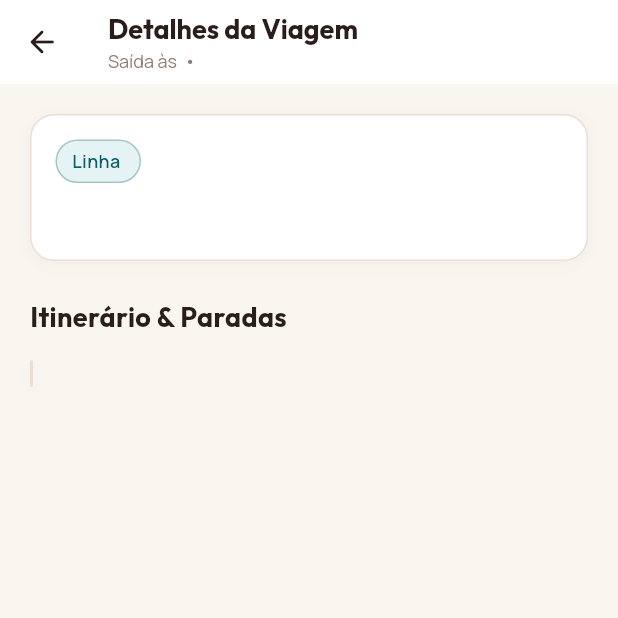
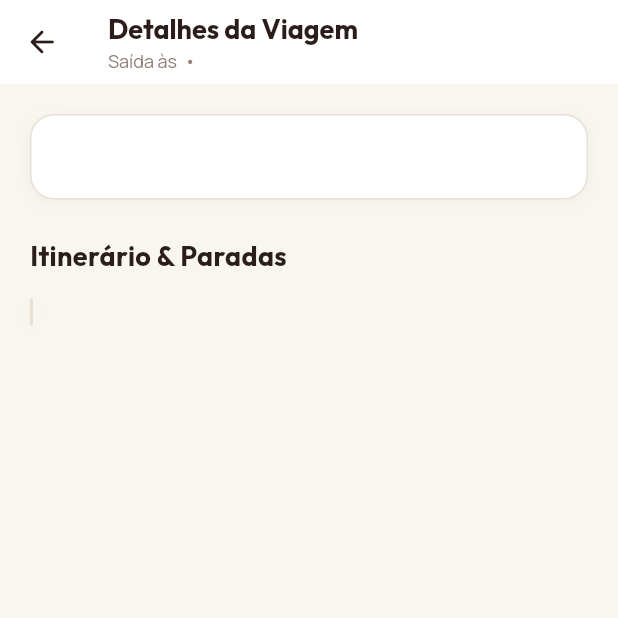
Before and after one commit to Liedson1/Passai, a Flutter app: the DetalhesViagemPage screen opened directly with empty values, on a phone screen of 412 x 824 dp, the top half of it. Run offline on Flutter 3.47's test engine with Material 3 defaults, Android fonts, the phone set to English and light mode, and no system bars; our stand-ins replace flutter_riverpod, go_router, supabase_flutter; missing offline and left inert: dart:js_interop; accounts and stored records are empty.

Commit message:
refactor(detalhes): remover badge redundante de codigo e exibir rota e preco diretamente

```diff
--- a/mobile/lib/presentation/pages/detalhes_viagem/detalhes_viagem_page.dart
+++ b/mobile/lib/presentation/pages/detalhes_viagem/detalhes_viagem_page.dart
@@ -183,31 +183,8 @@ class _IdentificacaoCard extends StatelessWidget {
 
   final DetalhesViagem detalhes;
 
-  String _getBadgeText() {
-    final raw = detalhes.codigo.trim();
-    // Se o código for longo ou repetir o trajeto (ex: "Arapiraca x Maceió (via LITORAL)"),
-    // prioriza o tipo da linha ("Linha Intermunicipal") para evitar redundância e quebras
-    final isRouteOrLong = raw.toLowerCase().contains(' x ') ||
-        raw.toLowerCase().contains(' - ') ||
-        raw.length > 22;
-
-    if (isRouteOrLong) {
-      return detalhes.tipoLinha ?? 'Linha Intermunicipal';
-    }
-
-    if (raw.toLowerCase().startsWith('linha') ||
-        raw.toLowerCase().startsWith('código') ||
-        raw.toLowerCase().startsWith('codigo')) {
-      return raw;
-    }
-
-    return 'Linha $raw';
-  }
-
   @override
   Widget build(BuildContext context) {
-    final badgeText = _getBadgeText();
-
     return Container(
       padding: const EdgeInsets.all(16),
       decoration: BoxDecoration(
@@ -222,53 +199,14 @@ class _IdentificacaoCard extends StatelessWidget {
           ),
         ],
       ),
+      child: Row(
+        crossAxisAlignment: CrossAxisAlignment.center,
+        children: [
+          // Identificação da rota e via
+          Expanded(
             child: Column(
               crossAxisAlignment: CrossAxisAlignment.start,
               children: [
-          // Linha superior: badge do tipo/código + preço em destaque
-          Row(
-            crossAxisAlignment: CrossAxisAlignment.center,
-            children: [
-              // Badge flexível (nunca transborda nem empurra o preço para fora)
-              Flexible(
-                child: Container(
-                  padding: const EdgeInsets.symmetric(
-                    horizontal: 10,
-                    vertical: 5,
-                  ),
-                  decoration: BoxDecoration(
-                    color: AppColors.secondaryLight,
-                    borderRadius: BorderRadius.circular(AppRadii.pill),
-                    border: Border.all(
-                      color: AppColors.secondary.withValues(alpha: 0.3),
-                    ),
-                  ),
-                  child: Text(
-                    badgeText,
-                    style: AppTextStyles.bodySemibold(
-                      fontSize: 12,
-                      color: AppColors.secondary,
-                    ),
-                    maxLines: 1,
-                    overflow: TextOverflow.ellipsis,
-                  ),
-                ),
-              ),
-
-              if (detalhes.preco.isNotEmpty) ...[
-                const SizedBox(width: 12),
-                // Preço em destaque sempre contido no card
-                Text(
-                  detalhes.preco,
-                  style: AppTextStyles.headingMD(color: AppColors.primary),
-                ),
-              ],
-            ],
-          ),
-
-          const SizedBox(height: 12),
-
-          // Nome da rota
                 Text(
                   detalhes.rota,
                   style: AppTextStyles.bodySemibold(
@@ -276,8 +214,6 @@ class _IdentificacaoCard extends StatelessWidget {
                     color: AppColors.textPrimary,
                   ),
                 ),
-
-          // Via (quando existir)
                 if (detalhes.via != null && detalhes.via!.isNotEmpty) ...[
                   const SizedBox(height: 4),
                   Text(
@@ -286,6 +222,18 @@ class _IdentificacaoCard extends StatelessWidget {
                       fontSize: 13,
                       color: AppColors.textSecondary,
                     ),
+                  ),
+                ],
+              ],
+            ),
+          ),
+
+          // Preço em destaque
+          if (detalhes.preco.isNotEmpty) ...[
+            const SizedBox(width: 16),
+            Text(
+              detalhes.preco,
+              style: AppTextStyles.headingMD(color: AppColors.primary),
             ),
           ],
         ],
```
Lines whose indentation alone changed are shown as unchanged.
